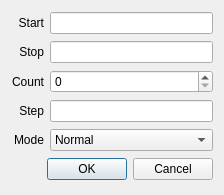
Before: the Qt Designer form PyFANS/UI_RangeSelector_v3.ui in zigorrom/PyFANS, drawn with Qt 5.
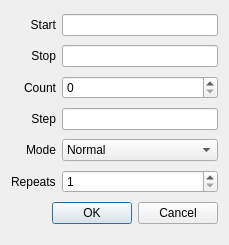
After: the same form once the commit is applied.

```diff
--- a/PyFANS/UI_RangeSelector_v3.ui
+++ b/PyFANS/UI_RangeSelector_v3.ui
@@ -7,7 +7,7 @@
     <x>0</x>
     <y>0</y>
     <width>224</width>
-    <height>195</height>
+    <height>245</height>
    </rect>
   </property>
   <property name="windowTitle">
@@ -108,7 +108,24 @@
      </item>
     </widget>
    </item>
-   <item row="5" column="0" colspan="2">
+   <item row="5" column="0">
+    <widget class="QLabel" name="label_6">
+     <property name="text">
+      <string>Repeats</string>
+     </property>
+    </widget>
+   </item>
+   <item row="5" column="1">
+    <widget class="QSpinBox" name="ui_repeats">
+     <property name="minimum">
+      <number>1</number>
+     </property>
+     <property name="maximum">
+      <number>99999999</number>
+     </property>
+    </widget>
+   </item>
+   <item row="6" column="0" colspan="2">
     <widget class="QDialogButtonBox" name="buttonBox">
      <property name="orientation">
       <enum>Qt::Horizontal</enum>
```
